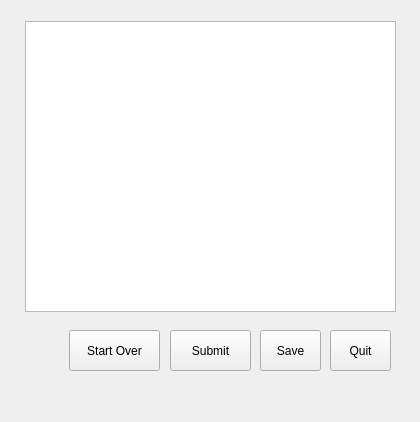
This is guistructure/resultwindow.ui in mguid65/OpenSystemBench as Qt 5 draws it before an edit. The edited form follows.
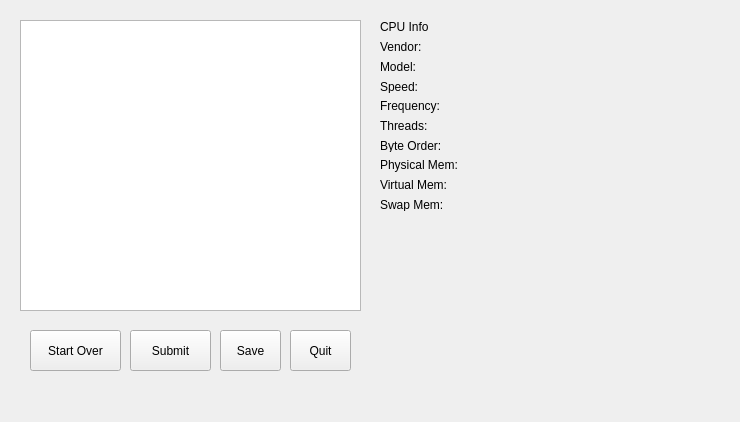
This is the edited form.

Commit message: System info panel

Patch:
```diff
--- a/guistructure/resultwindow.ui
+++ b/guistructure/resultwindow.ui
@@ -6,19 +6,19 @@
    <rect>
     <x>0</x>
     <y>0</y>
-    <width>420</width>
+    <width>740</width>
     <height>422</height>
    </rect>
   </property>
   <property name="minimumSize">
    <size>
-    <width>420</width>
+    <width>740</width>
     <height>422</height>
    </size>
   </property>
   <property name="maximumSize">
    <size>
-    <width>420</width>
+    <width>740</width>
     <height>422</height>
    </size>
   </property>
@@ -32,7 +32,7 @@
     </property>
     <property name="geometry">
      <rect>
-      <x>170</x>
+      <x>130</x>
       <y>330</y>
       <width>81</width>
       <height>41</height>
@@ -48,7 +48,7 @@
     </property>
     <property name="geometry">
      <rect>
-      <x>260</x>
+      <x>220</x>
       <y>330</y>
       <width>61</width>
       <height>41</height>
@@ -61,9 +61,9 @@
    <widget class="QTableWidget" name="result_table">
     <property name="geometry">
      <rect>
-      <x>25</x>
-      <y>21</y>
-      <width>371</width>
+      <x>20</x>
+      <y>20</y>
+      <width>341</width>
       <height>291</height>
      </rect>
     </property>
@@ -86,7 +86,7 @@
    <widget class="QPushButton" name="reset_button">
     <property name="geometry">
      <rect>
-      <x>69</x>
+      <x>30</x>
       <y>330</y>
       <width>91</width>
       <height>41</height>
@@ -99,7 +99,7 @@
    <widget class="QPushButton" name="quit_button">
     <property name="geometry">
      <rect>
-      <x>330</x>
+      <x>290</x>
       <y>330</y>
       <width>61</width>
       <height>41</height>
@@ -109,6 +109,170 @@
      <string>Quit</string>
     </property>
    </widget>
+   <widget class="QWidget" name="gridLayoutWidget">
+    <property name="geometry">
+     <rect>
+      <x>380</x>
+      <y>20</y>
+      <width>101</width>
+      <height>191</height>
+     </rect>
+    </property>
+    <layout class="QGridLayout" name="labels">
+     <item row="1" column="0">
+      <widget class="QLabel" name="vendor">
+       <property name="text">
+        <string>Vendor: </string>
+       </property>
+      </widget>
+     </item>
+     <item row="5" column="0">
+      <widget class="QLabel" name="thread">
+       <property name="text">
+        <string>Threads:</string>
+       </property>
+      </widget>
+     </item>
+     <item row="8" column="0">
+      <widget class="QLabel" name="virt_mem">
+       <property name="text">
+        <string>Virtual Mem:</string>
+       </property>
+      </widget>
+     </item>
+     <item row="6" column="0">
+      <widget class="QLabel" name="byte_order">
+       <property name="text">
+        <string>Byte Order:</string>
+       </property>
+      </widget>
+     </item>
+     <item row="2" column="0">
+      <widget class="QLabel" name="model">
+       <property name="text">
+        <string>Model: </string>
+       </property>
+      </widget>
+     </item>
+     <item row="3" column="0">
+      <widget class="QLabel" name="speed">
+       <property name="text">
+        <string>Speed: </string>
+       </property>
+      </widget>
+     </item>
+     <item row="0" column="0">
+      <widget class="QLabel" name="cpu_info">
+       <property name="text">
+        <string>CPU Info</string>
+       </property>
+      </widget>
+     </item>
+     <item row="4" column="0">
+      <widget class="QLabel" name="freq">
+       <property name="text">
+        <string>Frequency:</string>
+       </property>
+      </widget>
+     </item>
+     <item row="7" column="0">
+      <widget class="QLabel" name="phy_mem">
+       <property name="text">
+        <string>Physical Mem:</string>
+       </property>
+      </widget>
+     </item>
+     <item row="9" column="0">
+      <widget class="QLabel" name="swap_mem">
+       <property name="text">
+        <string>Swap Mem:</string>
+       </property>
+      </widget>
+     </item>
+    </layout>
+   </widget>
+   <widget class="QWidget" name="gridLayoutWidget_2">
+    <property name="geometry">
+     <rect>
+      <x>480</x>
+      <y>20</y>
+      <width>251</width>
+      <height>191</height>
+     </rect>
+    </property>
+    <layout class="QGridLayout" name="values">
+     <item row="1" column="0">
+      <widget class="QLabel" name="vendor_val">
+       <property name="text">
+        <string/>
+       </property>
+      </widget>
+     </item>
+     <item row="4" column="0">
+      <widget class="QLabel" name="freq_val">
+       <property name="text">
+        <string/>
+       </property>
+      </widget>
+     </item>
+     <item row="3" column="0">
+      <widget class="QLabel" name="speed_val">
+       <property name="text">
+        <string/>
+       </property>
+      </widget>
+     </item>
+     <item row="2" column="0">
+      <widget class="QLabel" name="model_val">
+       <property name="text">
+        <string/>
+       </property>
+      </widget>
+     </item>
+     <item row="7" column="0">
+      <widget class="QLabel" name="phy_mem_val">
+       <property name="text">
+        <string/>
+       </property>
+      </widget>
+     </item>
+     <item row="6" column="0">
+      <widget class="QLabel" name="byte_order_val">
+       <property name="text">
+        <string/>
+       </property>
+      </widget>
+     </item>
+     <item row="5" column="0">
+      <widget class="QLabel" name="thread_val">
+       <property name="text">
+        <string/>
+       </property>
+      </widget>
+     </item>
+     <item row="8" column="0">
+      <widget class="QLabel" name="virt_mem_val">
+       <property name="text">
+        <string/>
+       </property>
+      </widget>
+     </item>
+     <item row="9" column="0">
+      <widget class="QLabel" name="swap_mem_val">
+       <property name="text">
+        <string/>
+       </property>
+      </widget>
+     </item>
+     <item row="0" column="0">
+      <widget class="QLabel" name="dummy">
+       <property name="text">
+        <string/>
+       </property>
+      </widget>
+     </item>
+    </layout>
+   </widget>
   </widget>
   <widget class="QMenuBar" name="menubar">
    <property name="geometry">
```
Left out of the diff: 4 changed lines with no effect on the pictures.
